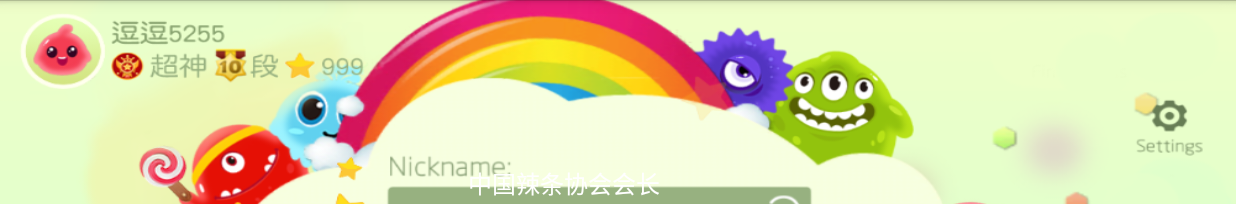
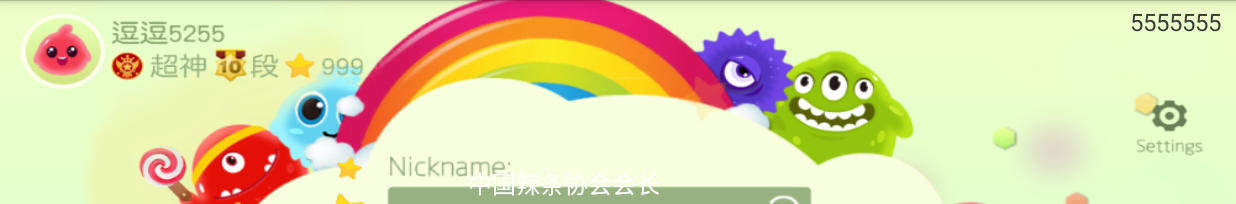
Before and after one commit to Veyhunk/battle-of-balls, an Android app: the screen it shows after launch (MainActivity), on a phone screen of 824 x 412 dp (held sideways). Shown: the top 204 px of the screen. Run offline under Robolectric (Android 15) with nearby library versions, the phone set to English and light mode, and no system bars.

Commit message:
Added resource

```diff
--- a/app/src/main/java/veyhunk/battle_of_balls/activity/optionActivity.java
+++ b/app/src/main/java/veyhunk/battle_of_balls/activity/optionActivity.java
@@ -18,8 +18,6 @@ public class optionActivity extends Activity {
 	SeekBar sbrDifficult;
 	SeekBar sbrSpeed;
 	SeekBar sbrGrow;
-
-	// 【Name: "goodnight 逗逗"】 【 grow =20f】【speed = * 4F】 【color = 8】
 
 	protected void onCreate(Bundle savedInstanceState) {
 		// Button btnSure= (Button) findViewById(R.id.button1);;
--- a/app/src/main/res/layout/activity_main.xml
+++ b/app/src/main/res/layout/activity_main.xml
@@ -42,4 +42,16 @@
         android:background="#00000000"
         android:textColor="#00000000" />
 
+    <TextView
+        android:id="@+id/tvBestScore"
+        android:layout_width="wrap_content"
+        android:layout_height="wrap_content"
+        android:layout_alignParentRight="true"
+        android:layout_alignParentTop="true"
+        android:paddingTop="3dp"
+        android:paddingRight="10dp"
+        android:text="5555555"
+        android:textColor="@color/Background"
+        android:textSize="@dimen/fonesize" />
+
 </RelativeLayout>
--- a/app/src/main/res/values/strings.xml
+++ b/app/src/main/res/values/strings.xml
@@ -1,7 +1,7 @@
 <?xml version="1.0" encoding="utf-8"?>
 <resources>
 
-    <string name="app_name">逗逗大作战</string>
+    <string name="app_name">球球大作战</string>
     <string name="hello_world">Hello world!</string>
     <string name="action_settings">Settings</string>
     <string name="gamButton">开始游戏</string>
@@ -9,7 +9,7 @@
     <string name="changgeSpeed">移动速度</string>
     <string name="changgeGrow">发育速度</string>
     <string name="rank">排行榜</string>
-    <string name="UserName">逗逗大作战</string>
+    <string name="UserName">球球大作战</string>
     <string name="moreApp">更多游戏</string>
     <string name="exit">退出</string>
     <string name="zhengdong">播放震动效果</string>
```
Also changed, not shown: app/src/main/res/drawable-hdpi/rank.png (added), app/src/main/res/drawable-ldpi/rank.png (added), app/src/main/res/drawable-mdpi/rank.png (added), app/src/main/res/drawable-xxhdpi/rank.png (added), app/src/main/res/drawable-xxxhdpi/rank.png (added), 3 other files.
